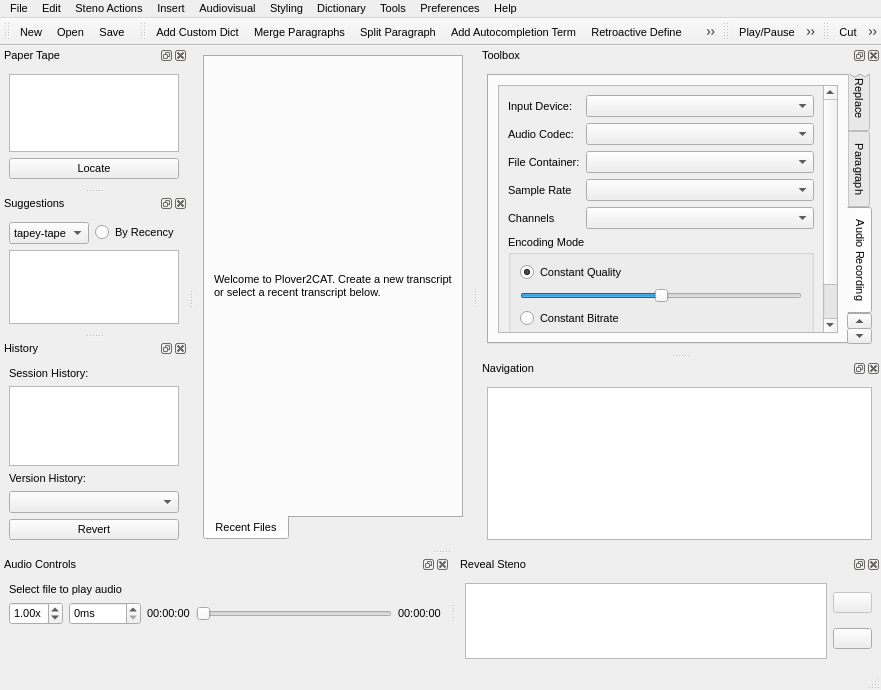
First picture: the form in plover_cat/plover_cat.ui, repository greenwyrt/plover2CAT, before the edit.
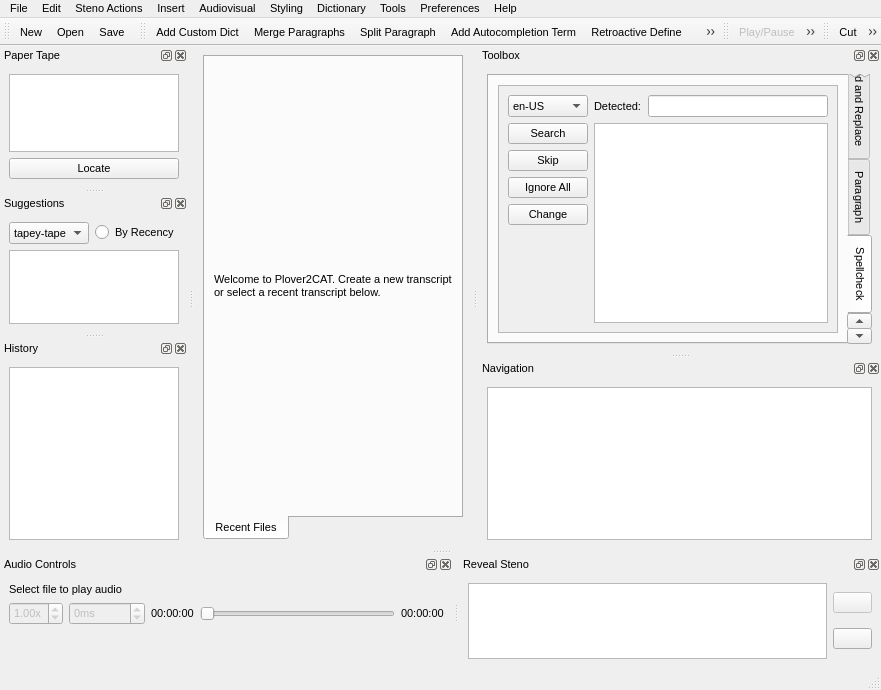
Second picture: the form after the edit. The open tabs and pages were chosen to show the change. Icons and pictures are not drawn.

Patch:
```diff
--- a/plover_cat/plover_cat.ui
+++ b/plover_cat/plover_cat.ui
@@ -606,7 +606,7 @@
   <widget class="QDockWidget" name="dockAudio">
    <property name="minimumSize">
     <size>
-     <width>256</width>
+     <width>260</width>
      <height>100</height>
     </size>
    </property>
@@ -638,6 +638,9 @@
       <layout class="QHBoxLayout" name="horizontalLayout_7">
        <item>
         <widget class="QDoubleSpinBox" name="playRate">
+         <property name="enabled">
+          <bool>false</bool>
+         </property>
          <property name="sizePolicy">
           <sizepolicy hsizetype="Minimum" vsizetype="Fixed">
            <horstretch>0</horstretch>
@@ -675,6 +678,9 @@
        </item>
        <item>
         <widget class="QSpinBox" name="audioDelay">
+         <property name="enabled">
+          <bool>false</bool>
+         </property>
          <property name="focusPolicy">
           <enum>Qt::NoFocus</enum>
          </property>
@@ -684,6 +690,9 @@
          <property name="suffix">
           <string>ms</string>
          </property>
+         <property name="minimum">
+          <number>-10000</number>
+         </property>
          <property name="maximum">
           <number>10000</number>
          </property>
@@ -704,6 +713,9 @@
        </item>
        <item>
         <widget class="QSlider" name="audio_seeker">
+         <property name="enabled">
+          <bool>false</bool>
+         </property>
          <property name="focusPolicy">
           <enum>Qt::NoFocus</enum>
          </property>
@@ -2170,184 +2182,6 @@
          </item>
         </layout>
        </widget>
-       <widget class="QWidget" name="audio_recording_pane">
-        <attribute name="icon">
-         <iconset resource="resources/resources.qrc">
-          <normaloff>:/microphone.png</normaloff>:/microphone.png</iconset>
-        </attribute>
-        <attribute name="title">
-         <string>Audio Recording</string>
-        </attribute>
-        <attribute name="toolTip">
-         <string>Set audio recording parameters</string>
-        </attribute>
-        <layout class="QVBoxLayout" name="verticalLayout_33">
-         <item>
-          <widget class="QScrollArea" name="scrollArea_5">
-           <property name="widgetResizable">
-            <bool>true</bool>
-           </property>
-           <widget class="QWidget" name="scrollAreaWidgetContents_5">
-            <property name="geometry">
-             <rect>
-              <x>0</x>
-              <y>0</y>
-              <width>351</width>
-              <height>283</height>
-             </rect>
-            </property>
-            <layout class="QVBoxLayout" name="verticalLayout_34">
-             <item>
-              <layout class="QFormLayout" name="formLayout">
-               <item row="0" column="0">
-                <widget class="QLabel" name="label_16">
-                 <property name="text">
-                  <string>Input Device:</string>
-                 </property>
-                </widget>
-               </item>
-               <item row="1" column="0">
-                <widget class="QLabel" name="label_17">
-                 <property name="text">
-                  <string>Audio Codec:</string>
-                 </property>
-                </widget>
-               </item>
-               <item row="2" column="0">
-                <widget class="QLabel" name="label_18">
-                 <property name="text">
-                  <string>File Container:</string>
-                 </property>
-                </widget>
-               </item>
-               <item row="3" column="0">
-                <widget class="QLabel" name="label_19">
-                 <property name="text">
-                  <string>Sample Rate</string>
-                 </property>
-                </widget>
-               </item>
-               <item row="0" column="1">
-                <widget class="QComboBox" name="audio_device">
-                 <property name="toolTip">
-                  <string>Select where to receive audio input</string>
-                 </property>
-                </widget>
-               </item>
-               <item row="1" column="1">
-                <widget class="QComboBox" name="audio_codec">
-                 <property name="toolTip">
-                  <string>Select the audio codec to record with, depends on system codecs</string>
-                 </property>
-                </widget>
-               </item>
-               <item row="2" column="1">
-                <widget class="QComboBox" name="audio_container">
-                 <property name="toolTip">
-                  <string>Select audio file type, depends on system</string>
-                 </property>
-                </widget>
-               </item>
-               <item row="3" column="1">
-                <widget class="QComboBox" name="audio_sample_rate">
-                 <property name="toolTip">
-                  <string>Select the sample rate for the recorded audio</string>
-                 </property>
-                 <property name="insertPolicy">
-                  <enum>QComboBox::InsertAtTop</enum>
-                 </property>
-                </widget>
-               </item>
-               <item row="4" column="1">
-                <widget class="QComboBox" name="audio_channels">
-                 <property name="toolTip">
-                  <string>Select number of channels to record from</string>
-                 </property>
-                </widget>
-               </item>
-               <item row="4" column="0">
-                <widget class="QLabel" name="label_20">
-                 <property name="text">
-                  <string>Channels</string>
-                 </property>
-                </widget>
-               </item>
-              </layout>
-             </item>
-             <item>
-              <widget class="QGroupBox" name="groupBox_3">
-               <property name="title">
-                <string>Encoding Mode</string>
-               </property>
-               <layout class="QVBoxLayout" name="verticalLayout_16">
-                <item>
-                 <widget class="QRadioButton" name="constant_quality">
-                  <property name="toolTip">
-                   <string>Constant quality means varying bitrate for audio file</string>
-                  </property>
-                  <property name="text">
-                   <string>Constant Quality</string>
-                  </property>
-                  <property name="checked">
-                   <bool>true</bool>
-                  </property>
-                 </widget>
-                </item>
-                <item>
-                 <widget class="QSlider" name="quality_slider">
-                  <property name="toolTip">
-                   <string>Quality of audio recording, from very bad to very good</string>
-                  </property>
-                  <property name="maximum">
-                   <number>4</number>
-                  </property>
-                  <property name="value">
-                   <number>2</number>
-                  </property>
-                  <property name="orientation">
-                   <enum>Qt::Horizontal</enum>
-                  </property>
-                 </widget>
-                </item>
-                <item>
-                 <widget class="QRadioButton" name="constant_bitrate">
-                  <property name="toolTip">
-                   <string>Constant bitrate means quality will vary</string>
-                  </property>
-                  <property name="text">
-                   <string>Constant Bitrate</string>
-                  </property>
-                 </widget>
-                </item>
-                <item>
-                 <widget class="QComboBox" name="audio_bitrate">
-                  <property name="toolTip">
-                   <string>Select bitrate for recording</string>
-                  </property>
-                 </widget>
-                </item>
-                <item>
-                 <spacer name="verticalSpacer_8">
-                  <property name="orientation">
-                   <enum>Qt::Vertical</enum>
-                  </property>
-                  <property name="sizeHint" stdset="0">
-                   <size>
-                    <width>20</width>
-                    <height>40</height>
-                   </size>
-                  </property>
-                 </spacer>
-                </item>
-               </layout>
-              </widget>
-             </item>
-            </layout>
-           </widget>
-          </widget>
-         </item>
-        </layout>
-       </widget>
        <widget class="QWidget" name="spellcheck_pane">
         <attribute name="icon">
          <iconset resource="resources/resources.qrc">
@@ -2605,13 +2439,6 @@
     <layout class="QHBoxLayout" name="horizontalLayout_6">
      <item>
       <layout class="QVBoxLayout" name="verticalLayout_17">
-       <item>
-        <widget class="QLabel" name="label_22">
-         <property name="text">
-          <string>Session History:</string>
-         </property>
-        </widget>
-       </item>
        <item>
         <widget class="QUndoView" name="undoView">
          <property name="focusPolicy">
@@ -2625,34 +2452,6 @@
          </property>
         </widget>
        </item>
-       <item>
-        <widget class="QLabel" name="label_23">
-         <property name="text">
-          <string>Version History:</string>
-         </property>
-        </widget>
-       </item>
-       <item>
-        <widget class="QComboBox" name="versions">
-         <property name="toolTip">
-          <string>Previous versions to revert to</string>
-         </property>
-        </widget>
-       </item>
-       <item>
-        <layout class="QHBoxLayout" name="horizontalLayout_13">
-         <item>
-          <widget class="QPushButton" name="revert_version">
-           <property name="toolTip">
-            <string>Confirm revert transcript to selected revision</string>
-           </property>
-           <property name="text">
-            <string>Revert</string>
-           </property>
-          </widget>
-         </item>
-        </layout>
-       </item>
       </layout>
      </item>
     </layout>
@@ -2990,6 +2789,9 @@
    </property>
   </action>
   <action name="actionStopAudio">
+   <property name="enabled">
+    <bool>false</bool>
+   </property>
    <property name="icon">
     <iconset resource="resources/resources.qrc">
      <normaloff>:/control-stop-square.png</normaloff>:/control-stop-square.png</iconset>
@@ -3027,6 +2829,9 @@
    </property>
   </action>
   <action name="actionPlayPause">
+   <property name="enabled">
+    <bool>false</bool>
+   </property>
    <property name="icon">
     <iconset resource="resources/resources.qrc">
      <normaloff>:/control-stop.png</normaloff>:/control-stop.png</iconset>
```
Left out of the diff: 46 changed lines with no effect on the pictures.
